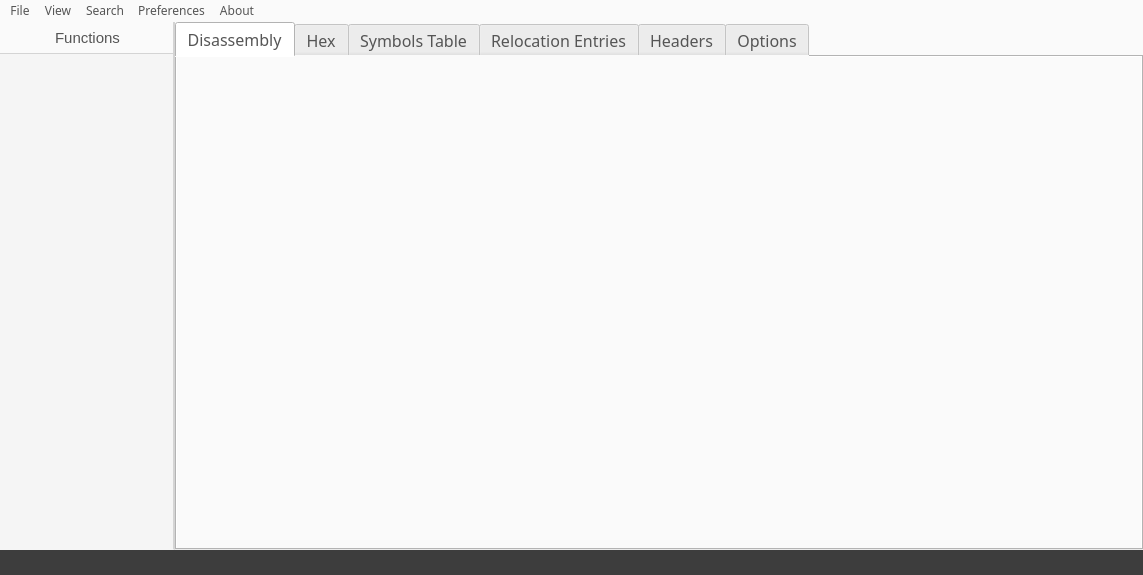
Above: src/mainwindow.ui from jubal-R/ObjGui before the change. Below: the same form after it.
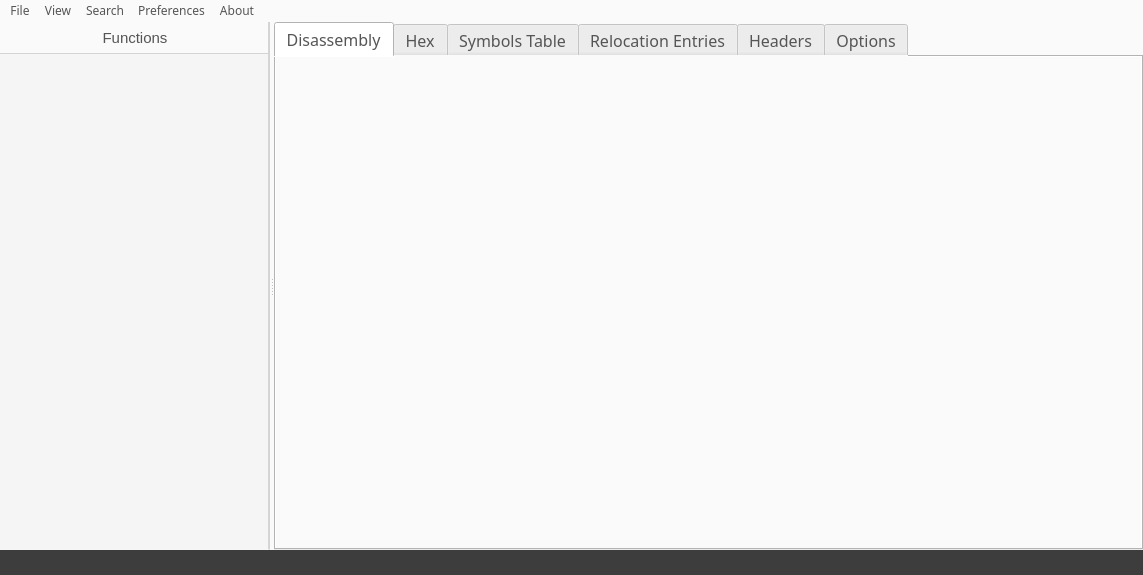
That is the form after the change.

Commit message: made sidebar resizeable

Diff of the .ui file:
```diff
--- a/src/mainwindow.ui
+++ b/src/mainwindow.ui
@@ -121,12 +121,41 @@
      </widget>
     </item>
     <item row="0" column="0">
+     <widget class="QWidget" name="main" native="true">
      <layout class="QHBoxLayout" name="horizontalLayout">
-      <property name="spacing">
+       <property name="leftMargin">
+        <number>0</number>
+       </property>
+       <property name="topMargin">
+        <number>0</number>
+       </property>
+       <property name="rightMargin">
+        <number>0</number>
+       </property>
+       <property name="bottomMargin">
        <number>0</number>
       </property>
       <item>
+        <widget class="QSplitter" name="splitter">
+         <property name="orientation">
+          <enum>Qt::Horizontal</enum>
+         </property>
+         <property name="childrenCollapsible">
+          <bool>false</bool>
+         </property>
        <widget class="QWidget" name="sidebar_2" native="true">
+          <property name="sizePolicy">
+           <sizepolicy hsizetype="MinimumExpanding" vsizetype="Expanding">
+            <horstretch>0</horstretch>
+            <verstretch>0</verstretch>
+           </sizepolicy>
+          </property>
+          <property name="minimumSize">
+           <size>
+            <width>175</width>
+            <height>0</height>
+           </size>
+          </property>
         <property name="styleSheet">
          <string notr="true">border-right: 2px solid #d4d4d4;</string>
         </property>
@@ -186,14 +215,20 @@
          <item>
           <widget class="QListWidget" name="functionList">
            <property name="sizePolicy">
-            <sizepolicy hsizetype="Maximum" vsizetype="Expanding">
+              <sizepolicy hsizetype="MinimumExpanding" vsizetype="Expanding">
              <horstretch>0</horstretch>
              <verstretch>0</verstretch>
             </sizepolicy>
            </property>
-           <property name="maximumSize">
+             <property name="minimumSize">
             <size>
              <width>175</width>
+               <height>0</height>
+              </size>
+             </property>
+             <property name="maximumSize">
+              <size>
+               <width>16777215</width>
              <height>16777215</height>
             </size>
            </property>
@@ -215,8 +250,6 @@
          </item>
         </layout>
        </widget>
-      </item>
-      <item>
        <widget class="QTabWidget" name="tabWidget">
         <property name="sizePolicy">
          <sizepolicy hsizetype="Expanding" vsizetype="Expanding">
@@ -729,8 +762,10 @@
          </layout>
         </widget>
        </widget>
-      </item>
-     </layout>
+        </widget>
+       </item>
+      </layout>
+     </widget>
     </item>
    </layout>
   </widget>
```
Left out of the diff: 124 changed lines with no effect on the pictures. Lines whose indentation alone changed are shown as unchanged. The commit also changes 1 other file.
